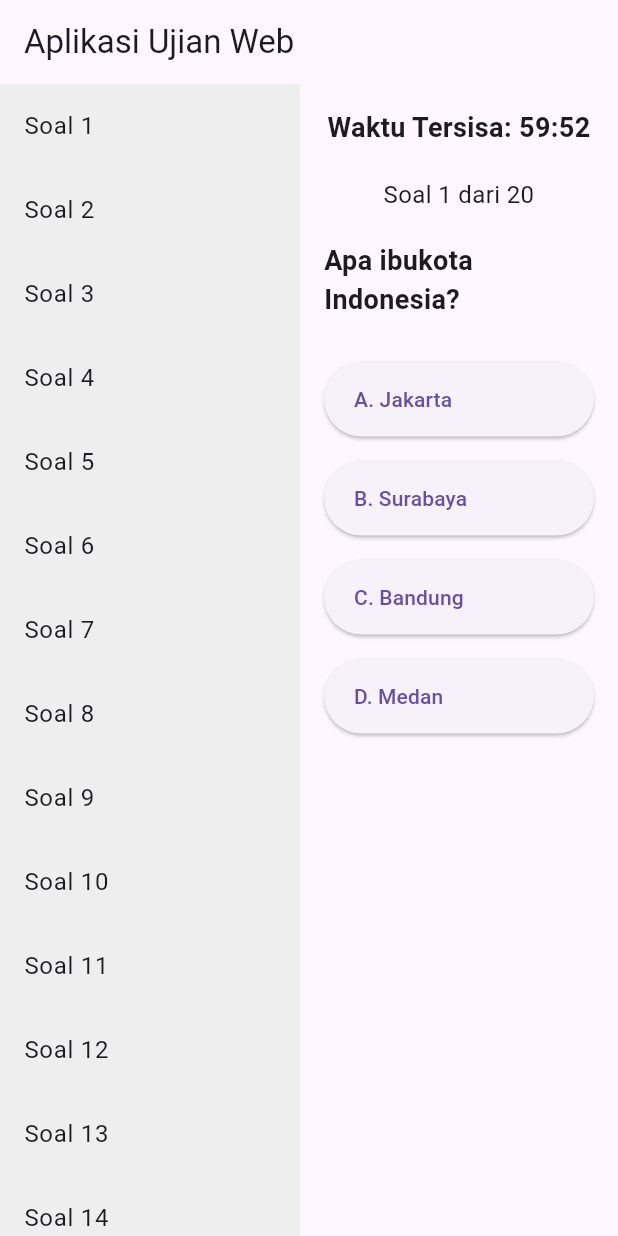
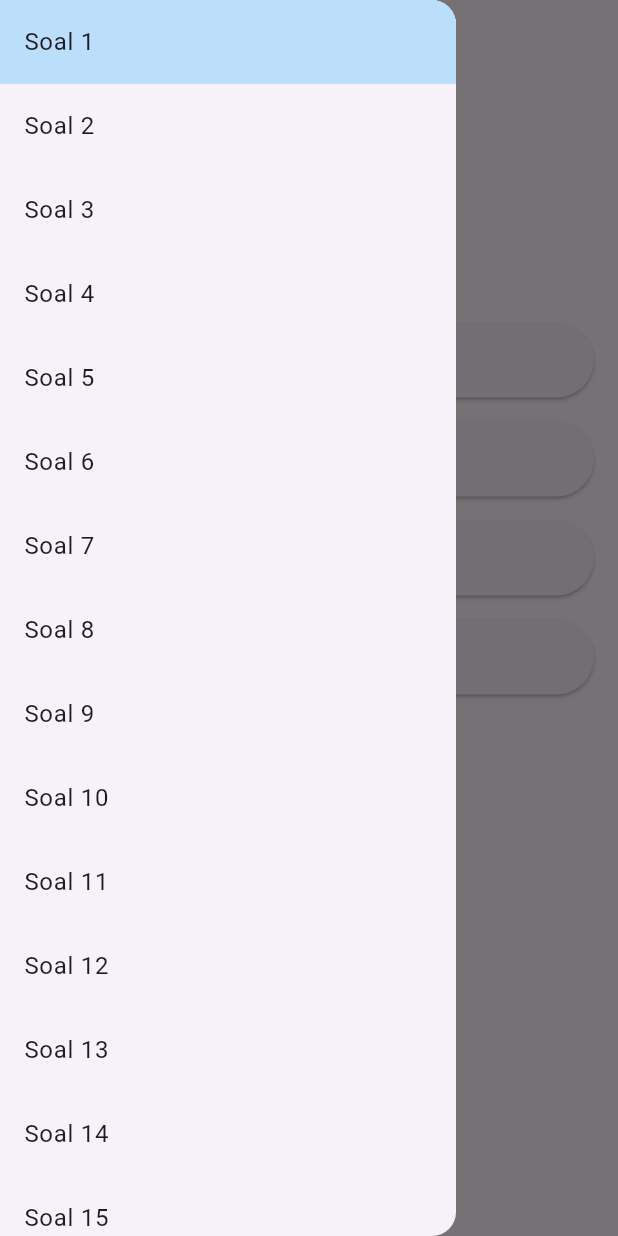
Before and after one commit to kfahmi77/my-flutter-project, a Flutter app: the screen it shows after launch, with the side drawer open (before the commit the screen has no drawer), on a phone screen of 412 x 824 dp. Run offline on Flutter 3.47's test engine with Material 3 defaults, Android fonts, the phone set to English and light mode, and no system bars.

```diff
--- a/assets/questions.json
+++ b/assets/questions.json
@@ -95,7 +95,7 @@
       "correctAnswer": "34"
     },
     {
-      "question": "Siapa wakil presiden Indonesia saat ini?",
+      "question": "1990년대부터 중국과 동남아를 중심으로 인기를 얻기 시작한 한국의 대중문화를 한류라고합니다.최근에는 아이들을 중심으로 아시아는 물론",
       "options": ["Jusuf Kalla", "Ma'ruf Amin", "Megawati Soekarnoputri", "B.J. Habibie"],
       "correctAnswer": "Ma'ruf Amin"
     }
--- a/lib/main.dart
+++ b/lib/main.dart
@@ -4,23 +4,27 @@ import 'package:flutter/material.dart';
 import 'package:flutter/services.dart';
 
 void main() {
-  runApp(MyApp());
+  runApp(const MyApp());
 }
 
 class MyApp extends StatelessWidget {
+  const MyApp({super.key});
+
   @override
   Widget build(BuildContext context) {
     return MaterialApp(
-      title: 'Aplikasi Ujian Web',
+      title: 'Aplikasi Ujian Mobile',
       theme: ThemeData(
         primarySwatch: Colors.blue,
       ),
-      home: ExamPage(),
+      home: const ExamPage(),
     );
   }
 }
 
 class ExamPage extends StatefulWidget {
+  const ExamPage({super.key});
+
   @override
   _ExamPageState createState() => _ExamPageState();
 }
@@ -48,7 +52,7 @@ class _ExamPageState extends State<ExamPage> {
   }
 
   void startTimer() {
-    timer = Timer.periodic(Duration(seconds: 1), (timer) {
+    timer = Timer.periodic(const Duration(seconds: 1), (timer) {
       setState(() {
         if (timeLeft > 0) {
           timeLeft--;
@@ -81,11 +85,11 @@ class _ExamPageState extends State<ExamPage> {
       barrierDismissible: false,
       builder: (BuildContext context) {
         return AlertDialog(
-          title: Text('Hasil Ujian'),
+          title: const Text('Hasil Ujian'),
           content: Text('Skor Anda: $score / ${questions.length}'),
           actions: <Widget>[
             TextButton(
-              child: Text('Tutup'),
+              child: const Text('Tutup'),
               onPressed: () {
                 Navigator.of(context).pop();
                 resetExam();
@@ -116,17 +120,12 @@ class _ExamPageState extends State<ExamPage> {
   Widget build(BuildContext context) {
     return Scaffold(
       appBar: AppBar(
-        title: Text('Aplikasi Ujian Web'),
+        title: const Text('Aplikasi Ujian Mobile'),
       ),
-      body: questions.isEmpty
-          ? Center(child: CircularProgressIndicator())
-          : Row(
-              children: [
-                // Sidebar dengan daftar nomor soal
-                Container(
-                  width: 200,
-                  color: Colors.grey[200],
-                  child: ListView.builder(
+      drawer: Drawer(
+        child: questions.isEmpty
+            ? const Center(child: CircularProgressIndicator())
+            : ListView.builder(
                 itemCount: questions.length,
                 itemBuilder: (context, index) {
                   return ListTile(
@@ -136,58 +135,60 @@ class _ExamPageState extends State<ExamPage> {
                       setState(() {
                         currentQuestionIndex = index;
                       });
+                      Navigator.pop(context); // Close the drawer
                     },
                   );
                 },
               ),
       ),
-                // Area konten soal
-                Expanded(
-                  child: Padding(
-                    padding: EdgeInsets.all(16.0),
+      body: questions.isEmpty
+          ? const Center(child: CircularProgressIndicator())
+          : Padding(
+              padding: const EdgeInsets.all(16.0),
               child: Column(
                 crossAxisAlignment: CrossAxisAlignment.stretch,
                 children: <Widget>[
                   Text(
                     'Waktu Tersisa: ${formatTime(timeLeft)}',
-                          style: TextStyle(fontSize: 18, fontWeight: FontWeight.bold),
+                    style: const TextStyle(fontSize: 18, fontWeight: FontWeight.bold),
                     textAlign: TextAlign.center,
                   ),
-                        SizedBox(height: 20),
+                  const SizedBox(height: 20),
                   Text(
                     'Soal ${currentQuestionIndex + 1} dari ${questions.length}',
-                          style: TextStyle(fontSize: 16),
+                    style: const TextStyle(fontSize: 16),
                     textAlign: TextAlign.center,
                   ),
-                        SizedBox(height: 20),
+                  const SizedBox(height: 20),
                   Text(
                     questions[currentQuestionIndex]['question'],
-                          style: TextStyle(fontSize: 18, fontWeight: FontWeight.bold),
+                    style: const TextStyle(fontSize: 18, fontWeight: FontWeight.bold),
                   ),
-                        SizedBox(height: 20),
-                        ...(questions[currentQuestionIndex]['options'] as List<dynamic>).asMap().entries.map((entry) {
-                          int idx = entry.key;
-                          String option = entry.value.toString();
+                  const SizedBox(height: 20),
+                  Expanded(
+                    child: ListView.builder(
+                      itemCount: (questions[currentQuestionIndex]['options'] as List<dynamic>).length,
+                      itemBuilder: (context, idx) {
+                        String option = questions[currentQuestionIndex]['options'][idx].toString();
                         String label = String.fromCharCode(65 + idx); // A, B, C, D
                         return Padding(
-                            padding: EdgeInsets.symmetric(vertical: 8.0),
+                          padding: const EdgeInsets.symmetric(vertical: 8.0),
                           child: ElevatedButton(
+                            onPressed: () => answerQuestion(option),
+                            style: ElevatedButton.styleFrom(
+                              padding: const EdgeInsets.symmetric(horizontal: 20, vertical: 15),
+                            ),
                             child: Align(
                               alignment: Alignment.centerLeft,
                               child: Text('$label. $option'),
                             ),
-                              onPressed: () => answerQuestion(option),
-                              style: ElevatedButton.styleFrom(
-                                padding: EdgeInsets.symmetric(horizontal: 20, vertical: 15),
-                              ),
                           ),
                         );
-                        }).toList(),
-                      ],
-                    ),
+                      },
                     ),
                   ),
                 ],
+              ),
             ),
     );
   }
```
Also changed, not shown: 1 other file. Lines whose indentation alone changed are shown as unchanged.
